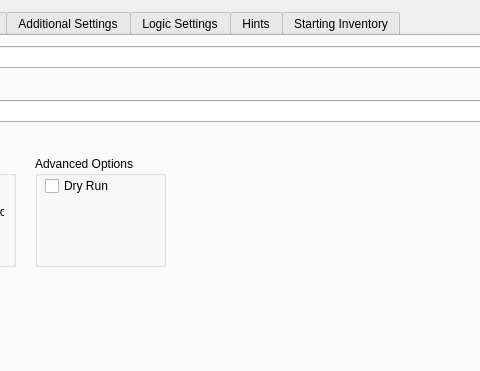
Above: gui/randogui.ui from ssrando/ssrando before the change; both pictures show x 187 to 667 and y 0 to 371 of the 956 by 704 pixel window. Below: the same form after it.
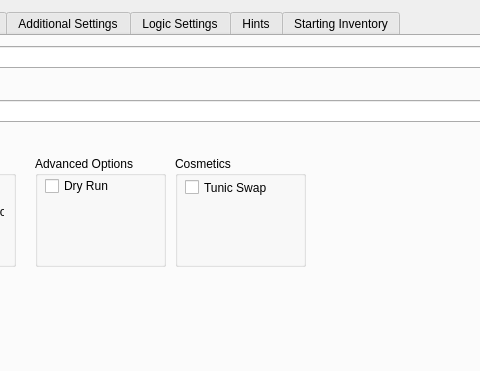
That is the form after the change. The open tabs and pages were chosen to show the change.

Commit message: Add cosmetic option to swap Skyloft Clothes <-> Hero's Tunic

Diff of the .ui file:
```diff
--- a/gui/randogui.ui
+++ b/gui/randogui.ui
@@ -242,6 +242,32 @@
        </layout>
       </widget>
      </widget>
+     <widget class="QGroupBox" name="groupBox_14">
+      <property name="geometry">
+       <rect>
+        <x>350</x>
+        <y>120</y>
+        <width>131</width>
+        <height>111</height>
+       </rect>
+      </property>
+      <property name="title">
+       <string>Cosmetics</string>
+      </property>
+      <widget class="QCheckBox" name="option_tunic_swap">
+       <property name="geometry">
+        <rect>
+         <x>10</x>
+         <y>20</y>
+         <width>111</width>
+         <height>23</height>
+        </rect>
+       </property>
+       <property name="text">
+        <string>Tunic Swap</string>
+       </property>
+      </widget>
+     </widget>
     </widget>
     <widget class="QWidget" name="tab_3">
      <attribute name="title">
```
The commit also changes 5 other files.
